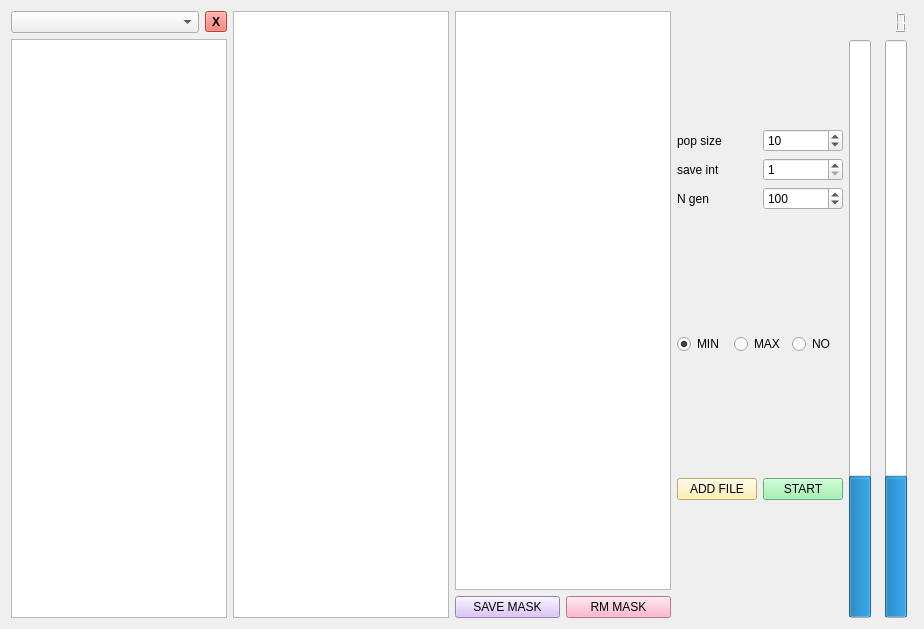
Old version of the form qt/gen_alg_form.ui in the repository idergunoff/geovel_1.0.
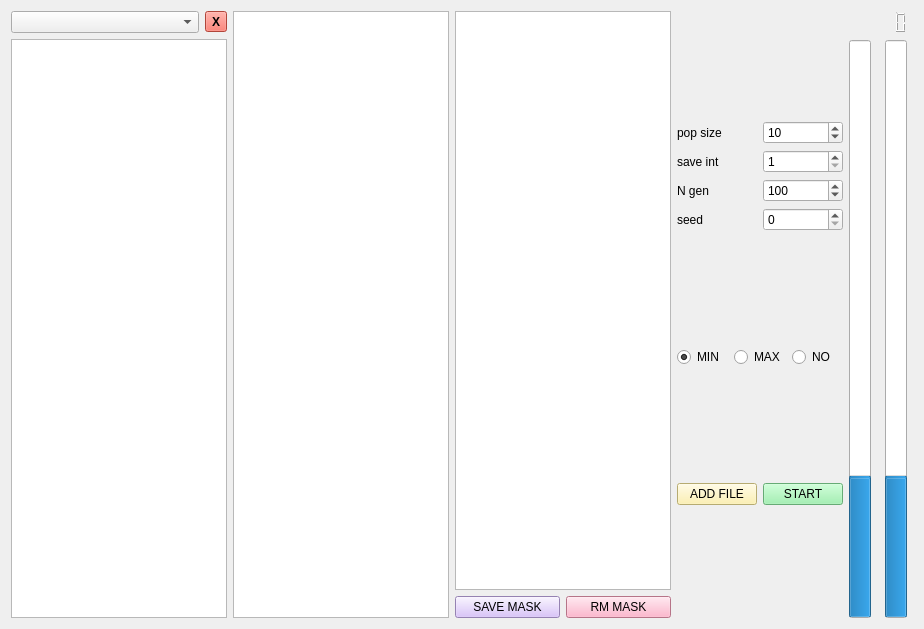
New version of the form.

Diff of the .ui file:
```diff
--- a/qt/gen_alg_form.ui
+++ b/qt/gen_alg_form.ui
@@ -157,6 +157,20 @@
              </property>
             </widget>
            </item>
+           <item row="3" column="0">
+            <widget class="QLabel" name="label_seed">
+             <property name="text">
+              <string>seed</string>
+             </property>
+            </widget>
+           </item>
+           <item row="3" column="1">
+            <widget class="QSpinBox" name="spinBox_seed">
+             <property name="maximum">
+              <number>2147483647</number>
+             </property>
+            </widget>
+           </item>
           </layout>
          </item>
          <item row="1" column="0">
```
